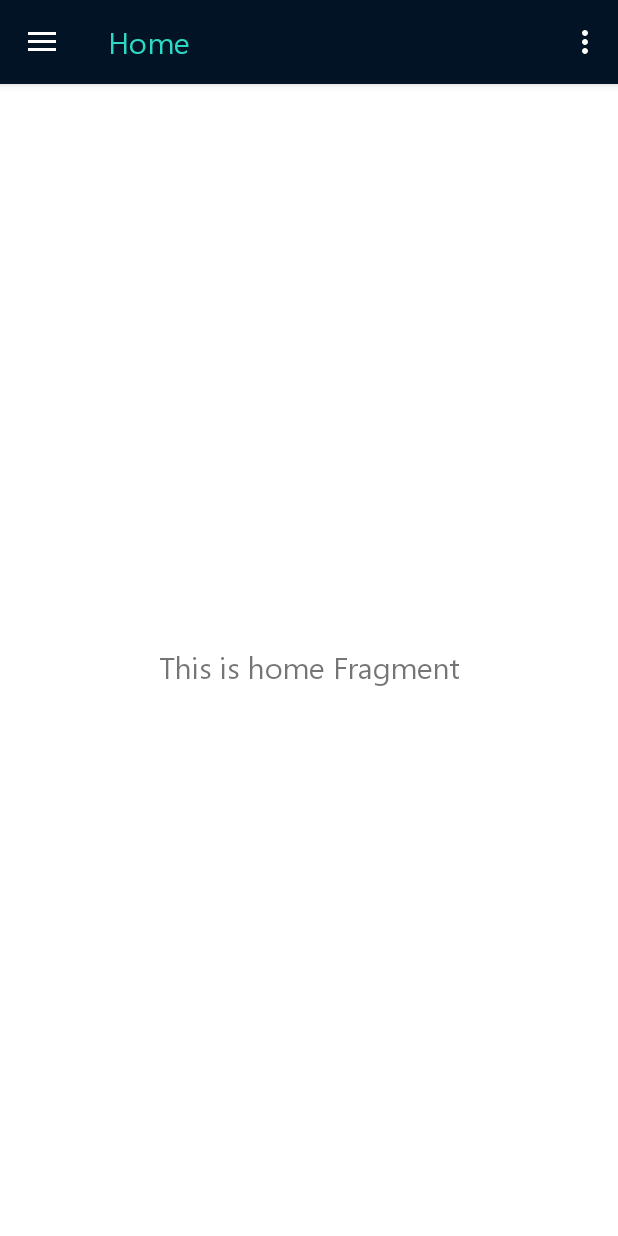
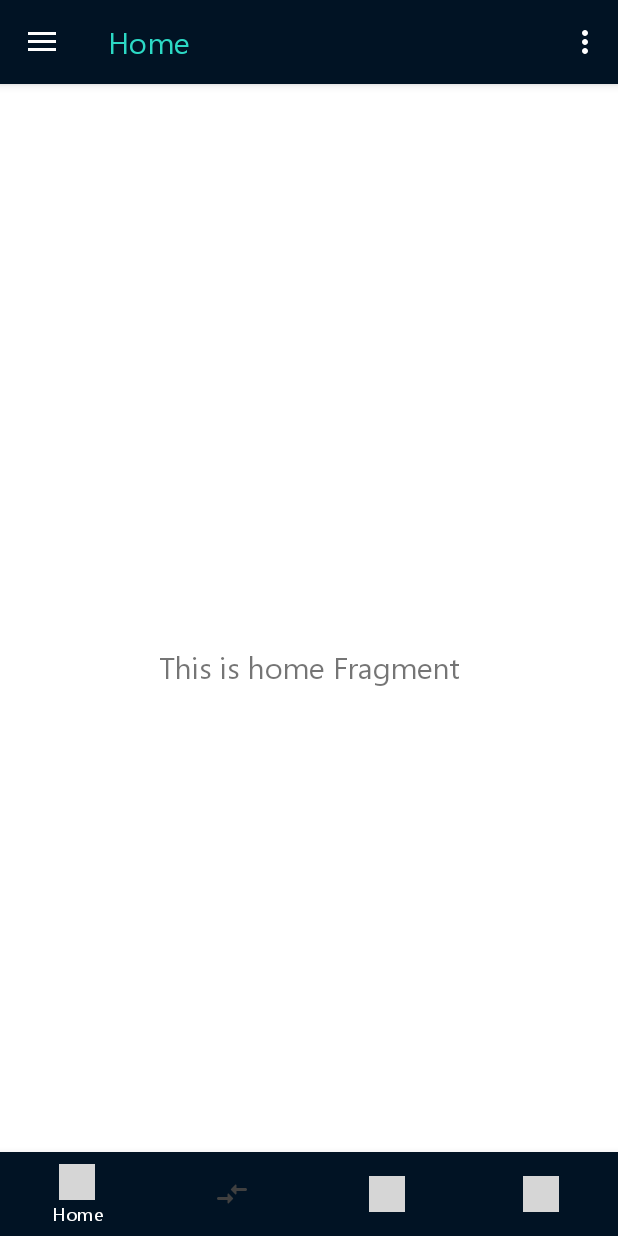
Before and after one commit to elizabethadegbaju/QuikPay, an Android app: the GodActivity screen opened directly, with no data from a screen before it, on a phone screen of 412 x 824 dp. Run offline under Robolectric (Android 15) with nearby library versions, the phone set to English and light mode, and no system bars; our stand-ins replace data binding, navigation-ui; libraries missing offline, so code that uses them is left out: org.kodein.di; 8 statements that could not run were skipped; grey boxes are pictures that could not be loaded.

Commit message:
feat: add bottom navigation bar in activity_god.xml
Signed-off-by: Elizabeth Adegbaju <adeotunadegbaju@gmail.com>

```diff
--- a/app/build.gradle
+++ b/app/build.gradle
@@ -26,8 +26,8 @@ android {
         }
     }
 
-    dataBinding {
-        enabled = true
+    buildFeatures{
+        dataBinding true
     }
 
 // To inline the bytecode built with JVM target 1.8 into
--- a/app/src/main/java/com/example/quikpay/GodActivity.kt
+++ b/app/src/main/java/com/example/quikpay/GodActivity.kt
@@ -21,9 +21,11 @@ import com.bumptech.glide.request.RequestOptions
 import com.example.quikpay.databinding.ActivityGodBinding
 import com.example.quikpay.databinding.NavHeaderGodBinding
 import com.example.quikpay.ui.reportissue.ReportIssueActivity
+import com.google.android.material.bottomnavigation.BottomNavigationView
 import com.google.android.material.navigation.NavigationView
 import kotlinx.android.synthetic.main.activity_god.*
 import kotlinx.android.synthetic.main.app_bar_god.view.*
+import kotlinx.android.synthetic.main.god_bottom_nav_view.view.*
 import org.kodein.di.KodeinAware
 import org.kodein.di.android.kodein
 import org.kodein.di.generic.instance
@@ -70,16 +72,19 @@ class GodActivity : AppCompatActivity(), ProgressListener, KodeinAware {
 
         val drawerLayout: DrawerLayout = binding.drawerLayout
         val navView: NavigationView = binding.navView
+        val bottomNavView: BottomNavigationView = binding.appBarGod.bottom_nav_view
         val navController = findNavController(R.id.nav_host_fragment)
-        // Passing each menu ID as a set of Ids because each
-        // menu should be considered as top level destinations.
+
         appBarConfiguration = AppBarConfiguration(
             setOf(
-                R.id.nav_home, R.id.nav_gallery, R.id.nav_slideshow, R.id.nav_edit_profile
+                R.id.nav_home, R.id.nav_edit_profile
             ), drawerLayout
         )
+
         setupActionBarWithNavController(navController, appBarConfiguration)
         navView.setupWithNavController(navController)
+//        bottomNavView.setupWithNavController(navController)
+//        bottomNavView.setOnNavigationItemSelectedListener(onNavigationItemSelectedListener)
     }
 
     override fun onCreateOptionsMenu(menu: Menu): Boolean {
@@ -92,6 +97,26 @@ class GodActivity : AppCompatActivity(), ProgressListener, KodeinAware {
         val navController = findNavController(R.id.nav_host_fragment)
         return navController.navigateUp(appBarConfiguration) || super.onSupportNavigateUp()
     }
+
+    private val onNavigationItemSelectedListener =
+        BottomNavigationView.OnNavigationItemSelectedListener { item ->
+            item.isChecked = true
+            when (item.itemId) {
+                R.id.nav_home -> {
+                    TODO()
+                }
+                R.id.nav_pool -> {
+                    TODO()
+                }
+                R.id.nav_send -> {
+                    TODO()
+                }
+                R.id.nav_contacts -> {
+                    TODO()
+                }
+            }
+            false
+        }
 
     override fun onStarted() {
         progressbar.visibility = View.VISIBLE
--- /dev/null
+++ b/app/src/main/res/drawable/bottom_nav_state_colors.xml
@@ -0,0 +1,5 @@
+<?xml version="1.0" encoding="utf-8"?>
+<selector xmlns:android="http://schemas.android.com/apk/res/android">
+    <item android:color="@color/white" android:state_checked="true" />
+    <item android:color="@color/greyDark" />
+</selector>
--- a/app/src/main/res/layout/activity_god.xml
+++ b/app/src/main/res/layout/activity_god.xml
@@ -11,10 +11,17 @@
 
     </data>
 
-    <androidx.constraintlayout.widget.ConstraintLayout
+    <androidx.coordinatorlayout.widget.CoordinatorLayout
         android:layout_width="match_parent"
         android:layout_height="match_parent"
         android:fitsSystemWindows="true">
+
+        <ProgressBar
+            android:id="@+id/progressbar"
+            android:layout_width="wrap_content"
+            android:layout_height="wrap_content"
+            android:layout_gravity="center"
+            android:visibility="gone" />
 
         <androidx.drawerlayout.widget.DrawerLayout
             android:id="@+id/drawer_layout"
@@ -23,6 +30,7 @@
             tools:openDrawer="start">
 
             <include
+                android:id="@+id/app_bar_god"
                 layout="@layout/app_bar_god"
                 android:layout_width="match_parent"
                 android:layout_height="match_parent" />
@@ -90,20 +98,12 @@
                             app:layout_constraintStart_toEndOf="@+id/nav_logout_logo"
                             app:layout_constraintTop_toTopOf="@id/nav_logout_logo" />
                     </androidx.constraintlayout.widget.ConstraintLayout>
+                </LinearLayout>
 
-                </LinearLayout>
             </com.google.android.material.navigation.NavigationView>
 
         </androidx.drawerlayout.widget.DrawerLayout>
 
-        <ProgressBar
-            android:id="@+id/progressbar"
-            android:layout_width="wrap_content"
-            android:layout_height="wrap_content"
-            android:visibility="gone"
-            app:layout_constraintBottom_toBottomOf="parent"
-            app:layout_constraintEnd_toEndOf="parent"
-            app:layout_constraintStart_toStartOf="parent"
-            app:layout_constraintTop_toTopOf="parent" />
-    </androidx.constraintlayout.widget.ConstraintLayout>
+    </androidx.coordinatorlayout.widget.CoordinatorLayout>
+
 </layout>
--- a/app/src/main/res/layout/app_bar_god.xml
+++ b/app/src/main/res/layout/app_bar_god.xml
@@ -24,4 +24,9 @@
 
     <include layout="@layout/content_god" />
 
+    <include
+        layout="@layout/god_bottom_nav_view"
+        android:layout_width="wrap_content"
+        android:layout_height="wrap_content"
+        android:layout_gravity="bottom" />
 </androidx.coordinatorlayout.widget.CoordinatorLayout>
--- a/app/src/main/res/layout/content_god.xml
+++ b/app/src/main/res/layout/content_god.xml
@@ -16,5 +16,6 @@
         app:layout_constraintLeft_toLeftOf="parent"
         app:layout_constraintRight_toRightOf="parent"
         app:layout_constraintTop_toTopOf="parent"
-        app:navGraph="@navigation/drawer_navigation" />
+        app:navGraph="@navigation/god_navigation"
+        tools:layout="@layout/fragment_home" />
 </androidx.constraintlayout.widget.ConstraintLayout>
--- /dev/null
+++ b/app/src/main/res/layout/god_bottom_nav_view.xml
@@ -0,0 +1,17 @@
+<?xml version="1.0" encoding="utf-8"?>
+<com.google.android.material.bottomnavigation.BottomNavigationView xmlns:android="http://schemas.android.com/apk/res/android"
+    xmlns:app="http://schemas.android.com/apk/res-auto"
+    android:id="@+id/bottom_nav_view"
+    android:layout_width="match_parent"
+    android:layout_height="match_parent"
+    android:layout_marginStart="0dp"
+    android:layout_marginEnd="0dp"
+    android:backgroundTint="@color/colorPrimary"
+    android:elevation="4dp"
+    app:itemBackground="@color/colorPrimary"
+    app:itemIconTint="@drawable/bottom_nav_state_colors"
+    app:itemTextColor="@drawable/bottom_nav_state_colors"
+    app:layout_constraintBottom_toBottomOf="parent"
+    app:layout_constraintLeft_toLeftOf="parent"
+    app:layout_constraintRight_toRightOf="parent"
+    app:menu="@menu/activity_god_bottom_nav" />
--- a/app/src/main/res/navigation/drawer_navigation.xml
+++ b/app/src/main/res/navigation/god_navigation.xml
@@ -5,6 +5,7 @@
     android:id="@+id/drawer_navigation"
     app:startDestination="@+id/nav_home">
 
+    <!--    Drawer Navigation -->
     <fragment
         android:id="@+id/nav_home"
         android:name="com.example.quikpay.ui.home.HomeFragment"
@@ -12,18 +13,11 @@
         tools:layout="@layout/fragment_home" />
 
     <fragment
-        android:id="@+id/nav_gallery"
-        android:name="com.example.quikpay.ui.gallery.GalleryFragment"
-        android:label="@string/menu_gallery"
-        tools:layout="@layout/fragment_gallery" />
-
-    <fragment
-        android:id="@+id/nav_slideshow"
-        android:name="com.example.quikpay.ui.slideshow.SlideshowFragment"
-        android:label="@string/menu_slideshow"
-        tools:layout="@layout/fragment_slideshow" />
-    <fragment
         android:id="@+id/nav_edit_profile"
         android:name="com.example.quikpay.ui.editprofile.EditProfileFragment"
         android:label="@string/menu_edit_my_profile" />
+
+    <!--    Bottom Navigation-->
+
+
 </navigation>
--- a/app/src/main/res/values/colors.xml
+++ b/app/src/main/res/values/colors.xml
@@ -10,5 +10,6 @@
     <color name="black">#ff000000</color>
     <color name="grey">#707070</color>
     <color name="greyLight">#8D99A8</color>
+    <color name="greyDark">#404040</color>
     <color name="offwhite">#ffe2e2e2</color>
 </resources>
```
Also changed, not shown: app/src/main/java/com/example/quikpay/ui/gallery/GalleryFragment.kt (deleted, +0 -31 lines), app/src/main/java/com/example/quikpay/ui/gallery/GalleryViewModel.kt (deleted, +0 -13 lines), app/src/main/java/com/example/quikpay/ui/slideshow/SlideshowFragment.kt (deleted, +0 -31 lines), app/src/main/java/com/example/quikpay/ui/slideshow/SlideshowViewModel.kt (deleted, +0 -13 lines), app/src/main/res/layout/fragment_gallery.xml (deleted, +0 -22 lines), app/src/main/res/layout/fragment_slideshow.xml (deleted, +0 -22 lines).
